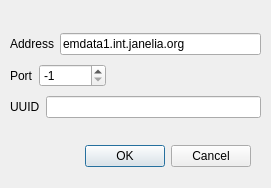
First picture: the form in neurolabi/gui/zdviddialog.ui, repository janelia-flyem/NeuTu, before the edit.
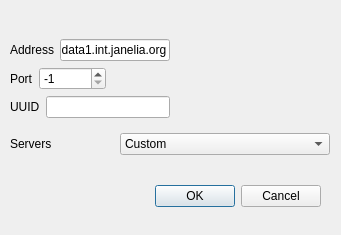
Second picture: the form after the edit.

Diff of the .ui file:
```diff
--- a/neurolabi/gui/zdviddialog.ui
+++ b/neurolabi/gui/zdviddialog.ui
@@ -6,8 +6,8 @@
    <rect>
     <x>0</x>
     <y>0</y>
-    <width>271</width>
-    <height>188</height>
+    <width>341</width>
+    <height>235</height>
    </rect>
   </property>
   <property name="windowTitle">
@@ -16,8 +16,8 @@
   <widget class="QDialogButtonBox" name="buttonBox">
    <property name="geometry">
     <rect>
-     <x>70</x>
-     <y>140</y>
+     <x>140</x>
+     <y>180</y>
      <width>181</width>
      <height>32</height>
     </rect>
@@ -29,15 +29,19 @@
     <set>QDialogButtonBox::Cancel|QDialogButtonBox::Ok</set>
    </property>
   </widget>
-  <widget class="QWidget" name="layoutWidget">
+  <widget class="QWidget" name="">
    <property name="geometry">
     <rect>
      <x>10</x>
      <y>30</y>
-     <width>251</width>
-     <height>94</height>
+     <width>320</width>
+     <height>134</height>
     </rect>
    </property>
+   <layout class="QVBoxLayout" name="verticalLayout_2">
+    <item>
+     <layout class="QHBoxLayout" name="horizontalLayout_5">
+      <item>
    <layout class="QVBoxLayout" name="verticalLayout">
     <item>
      <layout class="QHBoxLayout" name="horizontalLayout">
@@ -108,6 +112,48 @@
         <property name="text">
          <string/>
         </property>
+           </widget>
+          </item>
+         </layout>
+        </item>
+       </layout>
+      </item>
+      <item>
+       <spacer name="horizontalSpacer_2">
+        <property name="orientation">
+         <enum>Qt::Horizontal</enum>
+        </property>
+        <property name="sizeHint" stdset="0">
+         <size>
+          <width>40</width>
+          <height>20</height>
+         </size>
+        </property>
+       </spacer>
+      </item>
+     </layout>
+    </item>
+    <item>
+     <layout class="QHBoxLayout" name="horizontalLayout_4">
+      <item>
+       <widget class="QLabel" name="label_4">
+        <property name="text">
+         <string>Servers</string>
+        </property>
+       </widget>
+      </item>
+      <item>
+       <widget class="QComboBox" name="serverComboBox">
+        <item>
+         <property name="text">
+          <string>Custom</string>
+         </property>
+        </item>
+        <item>
+         <property name="text">
+          <string>emdata1.int.janelia.org:9000:b42</string>
+         </property>
+        </item>
        </widget>
       </item>
      </layout>
```
Lines whose indentation alone changed are shown as unchanged.
